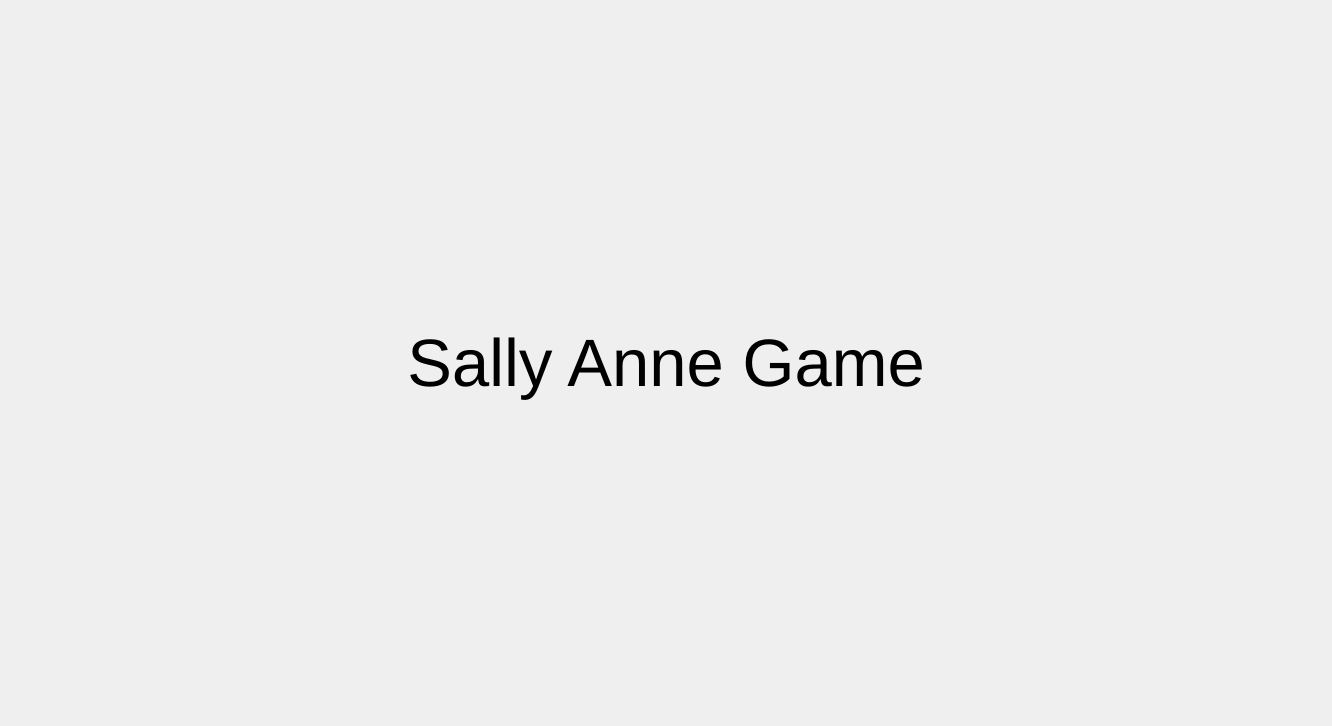
This is cognition_games.ui in lessju/cognition_games as Qt 5 draws it before an edit. The edited form follows.
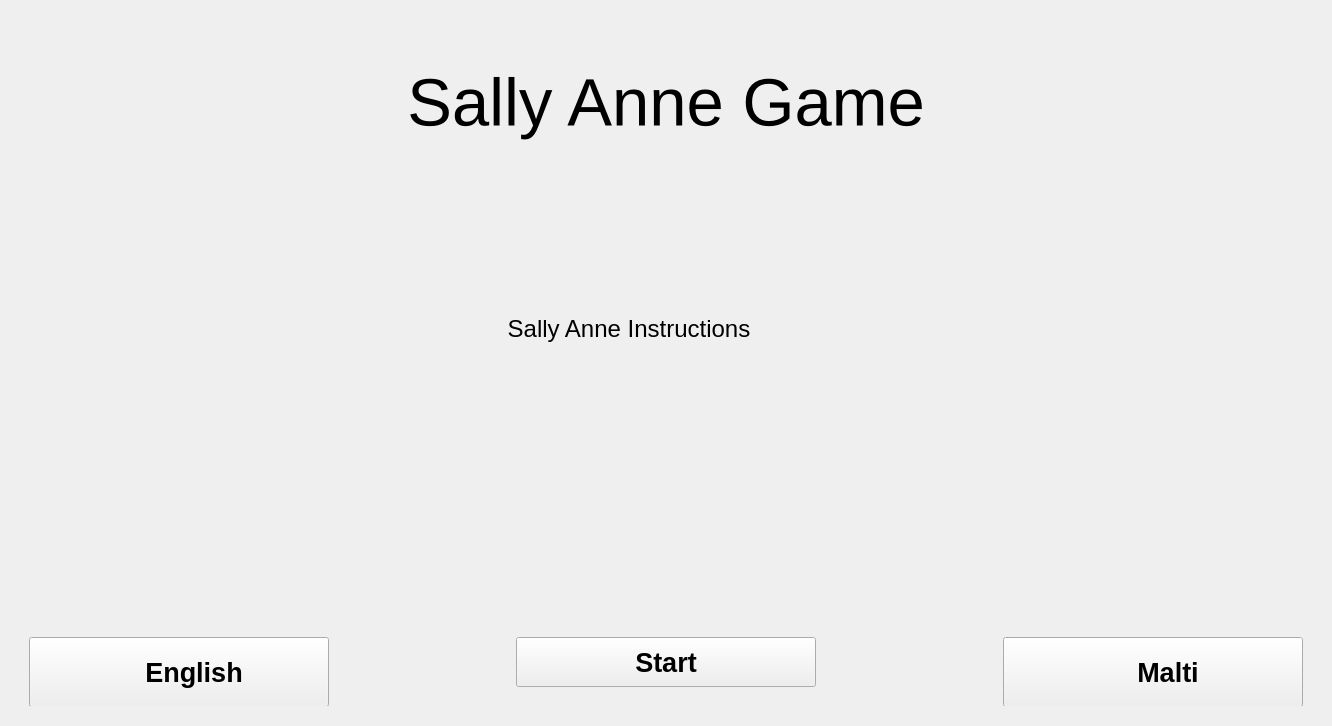
This is the edited form. The open tabs and pages were chosen to show the change.

Commit message: Added Sally Anne game

What changed in the file:
```diff
--- a/cognition_games.ui
+++ b/cognition_games.ui
@@ -1448,23 +1448,310 @@
      <widget class="QWidget" name="sally_ann_game">
       <layout class="QGridLayout" name="gridLayout_4">
        <item row="0" column="0">
-        <layout class="QGridLayout" name="gridLayout_3">
-         <item row="0" column="0">
-          <widget class="QLabel" name="label_4">
-           <property name="font">
-            <font>
-             <pointsize>50</pointsize>
-            </font>
+        <widget class="QStackedWidget" name="sally_anne_stacked_widget">
+         <property name="currentIndex">
+          <number>2</number>
+         </property>
+         <widget class="QWidget" name="sally_anne_instructions">
+          <layout class="QGridLayout" name="sally_anne_grid" rowstretch="1,2,1,0" columnstretch="0,0,0">
+           <property name="sizeConstraint">
+            <enum>QLayout::SetDefaultConstraint</enum>
            </property>
-           <property name="text">
-            <string>Sally Anne Game</string>
-           </property>
-           <property name="alignment">
-            <set>Qt::AlignCenter</set>
-           </property>
-          </widget>
-         </item>
-        </layout>
+           <item row="0" column="1">
+            <widget class="QLabel" name="label_10">
+             <property name="font">
+              <font>
+               <pointsize>50</pointsize>
+              </font>
+             </property>
+             <property name="text">
+              <string>Sally Anne Game</string>
+             </property>
+             <property name="alignment">
+              <set>Qt::AlignCenter</set>
+             </property>
+            </widget>
+           </item>
+           <item row="3" column="1" alignment="Qt::AlignHCenter|Qt::AlignVCenter">
+            <widget class="QPushButton" name="start_sally_anne_button">
+             <property name="sizePolicy">
+              <sizepolicy hsizetype="Fixed" vsizetype="Fixed">
+               <horstretch>0</horstretch>
+               <verstretch>0</verstretch>
+              </sizepolicy>
+             </property>
+             <property name="minimumSize">
+              <size>
+               <width>300</width>
+               <height>50</height>
+              </size>
+             </property>
+             <property name="maximumSize">
+              <size>
+               <width>300</width>
+               <height>50</height>
+              </size>
+             </property>
+             <property name="font">
+              <font>
+               <pointsize>20</pointsize>
+               <weight>75</weight>
+               <bold>true</bold>
+              </font>
+             </property>
+             <property name="autoFillBackground">
+              <bool>false</bool>
+             </property>
+             <property name="text">
+              <string>Start</string>
+             </property>
+            </widget>
+           </item>
+           <item row="2" column="1">
+            <spacer name="verticalSpacer_5">
+             <property name="orientation">
+              <enum>Qt::Vertical</enum>
+             </property>
+             <property name="sizeHint" stdset="0">
+              <size>
+               <width>20</width>
+               <height>40</height>
+              </size>
+             </property>
+            </spacer>
+           </item>
+           <item row="3" column="2">
+            <widget class="QPushButton" name="sally_anne_maltese_button">
+             <property name="minimumSize">
+              <size>
+               <width>300</width>
+               <height>70</height>
+              </size>
+             </property>
+             <property name="maximumSize">
+              <size>
+               <width>300</width>
+               <height>50</height>
+              </size>
+             </property>
+             <property name="font">
+              <font>
+               <pointsize>20</pointsize>
+               <weight>75</weight>
+               <bold>true</bold>
+              </font>
+             </property>
+             <property name="text">
+              <string>    Malti</string>
+             </property>
+            </widget>
+           </item>
+           <item row="1" column="0" colspan="3">
+            <widget class="QLabel" name="sally_anne_instructions_label">
+             <property name="minimumSize">
+              <size>
+               <width>800</width>
+               <height>0</height>
+              </size>
+             </property>
+             <property name="maximumSize">
+              <size>
+               <width>1200</width>
+               <height>16777215</height>
+              </size>
+             </property>
+             <property name="font">
+              <font>
+               <pointsize>18</pointsize>
+              </font>
+             </property>
+             <property name="text">
+              <string>Sally Anne Instructions</string>
+             </property>
+             <property name="textFormat">
+              <enum>Qt::AutoText</enum>
+             </property>
+             <property name="scaledContents">
+              <bool>false</bool>
+             </property>
+             <property name="alignment">
+              <set>Qt::AlignCenter</set>
+             </property>
+             <property name="wordWrap">
+              <bool>true</bool>
+             </property>
+             <property name="margin">
+              <number>50</number>
+             </property>
+            </widget>
+           </item>
+           <item row="3" column="0">
+            <widget class="QPushButton" name="sally_anne_english_button">
+             <property name="minimumSize">
+              <size>
+               <width>300</width>
+               <height>70</height>
+              </size>
+             </property>
+             <property name="maximumSize">
+              <size>
+               <width>300</width>
+               <height>50</height>
+              </size>
+             </property>
+             <property name="font">
+              <font>
+               <pointsize>20</pointsize>
+               <weight>75</weight>
+               <bold>true</bold>
+              </font>
+             </property>
+             <property name="text">
+              <string>    English</string>
+             </property>
+            </widget>
+           </item>
+          </layout>
+         </widget>
+         <widget class="QWidget" name="page_2">
+          <layout class="QGridLayout" name="gridLayout_9" rowstretch="1,3,0">
+           <item row="1" column="0">
+            <widget class="QLabel" name="sally_anne_image_placeholder">
+             <property name="text">
+              <string>TextLabel</string>
+             </property>
+             <property name="alignment">
+              <set>Qt::AlignCenter</set>
+             </property>
+            </widget>
+           </item>
+           <item row="0" column="0">
+            <widget class="QLabel" name="sally_anne_image_caption">
+             <property name="font">
+              <font>
+               <pointsize>20</pointsize>
+               <weight>75</weight>
+               <bold>true</bold>
+              </font>
+             </property>
+             <property name="text">
+              <string>TextLabel</string>
+             </property>
+             <property name="alignment">
+              <set>Qt::AlignCenter</set>
+             </property>
+            </widget>
+           </item>
+           <item row="2" column="0">
+            <widget class="QPushButton" name="sally_anne_next_button">
+             <property name="sizePolicy">
+              <sizepolicy hsizetype="Fixed" vsizetype="Fixed">
+               <horstretch>0</horstretch>
+               <verstretch>0</verstretch>
+              </sizepolicy>
+             </property>
+             <property name="minimumSize">
+              <size>
+               <width>300</width>
+               <height>50</height>
+              </size>
+             </property>
+             <property name="maximumSize">
+              <size>
+               <width>300</width>
+               <height>50</height>
+              </size>
+             </property>
+             <property name="font">
+              <font>
+               <pointsize>20</pointsize>
+               <weight>75</weight>
+               <bold>true</bold>
+              </font>
+             </property>
+             <property name="autoFillBackground">
+              <bool>false</bool>
+             </property>
+             <property name="text">
+              <string>Next</string>
+             </property>
+            </widget>
+           </item>
+          </layout>
+         </widget>
+         <widget class="QWidget" name="page">
+          <layout class="QGridLayout" name="gridLayout_3" rowstretch="1,4,1" rowminimumheight="1,2,1">
+           <item row="0" column="0" colspan="2">
+            <widget class="QLabel" name="sally_anne_question">
+             <property name="font">
+              <font>
+               <pointsize>20</pointsize>
+               <weight>75</weight>
+               <bold>true</bold>
+              </font>
+             </property>
+             <property name="text">
+              <string>TextLabel</string>
+             </property>
+             <property name="alignment">
+              <set>Qt::AlignCenter</set>
+             </property>
+            </widget>
+           </item>
+           <item row="1" column="1">
+            <widget class="QPushButton" name="sally_anne_answer_1_button">
+             <property name="minimumSize">
+              <size>
+               <width>327</width>
+               <height>331</height>
+              </size>
+             </property>
+             <property name="maximumSize">
+              <size>
+               <width>327</width>
+               <height>331</height>
+              </size>
+             </property>
+             <property name="text">
+              <string>PushButton</string>
+             </property>
+            </widget>
+           </item>
+           <item row="1" column="0">
+            <widget class="QPushButton" name="sally_anne_answer_2_button">
+             <property name="minimumSize">
+              <size>
+               <width>327</width>
+               <height>331</height>
+              </size>
+             </property>
+             <property name="maximumSize">
+              <size>
+               <width>327</width>
+               <height>331</height>
+              </size>
+             </property>
+             <property name="text">
+              <string>PushButton</string>
+             </property>
+            </widget>
+           </item>
+           <item row="2" column="0">
+            <spacer name="verticalSpacer_6">
+             <property name="orientation">
+              <enum>Qt::Vertical</enum>
+             </property>
+             <property name="sizeHint" stdset="0">
+              <size>
+               <width>20</width>
+               <height>40</height>
+              </size>
+             </property>
+            </spacer>
+           </item>
+          </layout>
+         </widget>
+        </widget>
        </item>
       </layout>
      </widget>
```
Left out of the diff: 2 changed lines with no effect on the pictures. The commit also changes 26 other files.
